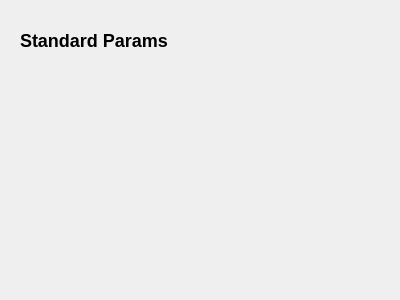
Before: the Qt Designer form src/ui/configuration/StandardParamConfig.ui in mavlink/qgroundcontrol, drawn with Qt 5.
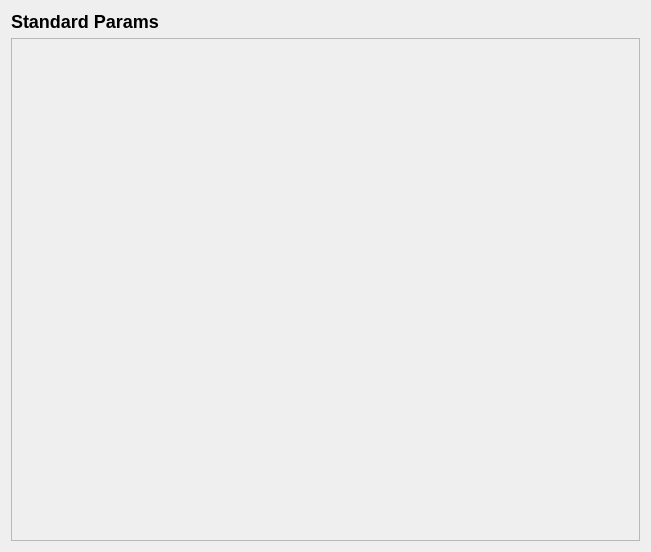
After: the same form once the commit is applied.

Commit message: Standard and Advanced param pages, auto-generated from xml file

The edit to the form file:
```diff
--- a/src/ui/configuration/StandardParamConfig.ui
+++ b/src/ui/configuration/StandardParamConfig.ui
@@ -6,26 +6,44 @@
    <rect>
     <x>0</x>
     <y>0</y>
-    <width>400</width>
-    <height>300</height>
+    <width>651</width>
+    <height>552</height>
    </rect>
   </property>
   <property name="windowTitle">
    <string>Form</string>
   </property>
+  <layout class="QVBoxLayout" name="verticalLayout_3">
+   <item>
   <widget class="QLabel" name="label">
-   <property name="geometry">
-    <rect>
-     <x>20</x>
-     <y>20</y>
-     <width>201</width>
-     <height>41</height>
-    </rect>
-   </property>
    <property name="text">
     <string>&lt;h2&gt;Standard Params&lt;/h2&gt;</string>
    </property>
   </widget>
+   </item>
+   <item>
+    <widget class="QScrollArea" name="scrollArea">
+     <property name="widgetResizable">
+      <bool>true</bool>
+     </property>
+     <widget class="QWidget" name="scrollAreaWidgetContents">
+      <property name="geometry">
+       <rect>
+        <x>0</x>
+        <y>0</y>
+        <width>631</width>
+        <height>505</height>
+       </rect>
+      </property>
+      <layout class="QVBoxLayout" name="verticalLayout_2">
+       <item>
+        <layout class="QVBoxLayout" name="verticalLayout"/>
+       </item>
+      </layout>
+     </widget>
+    </widget>
+   </item>
+  </layout>
  </widget>
  <resources/>
  <connections/>
```
Lines whose indentation alone changed are shown as unchanged. The commit also changes 9 other files.
